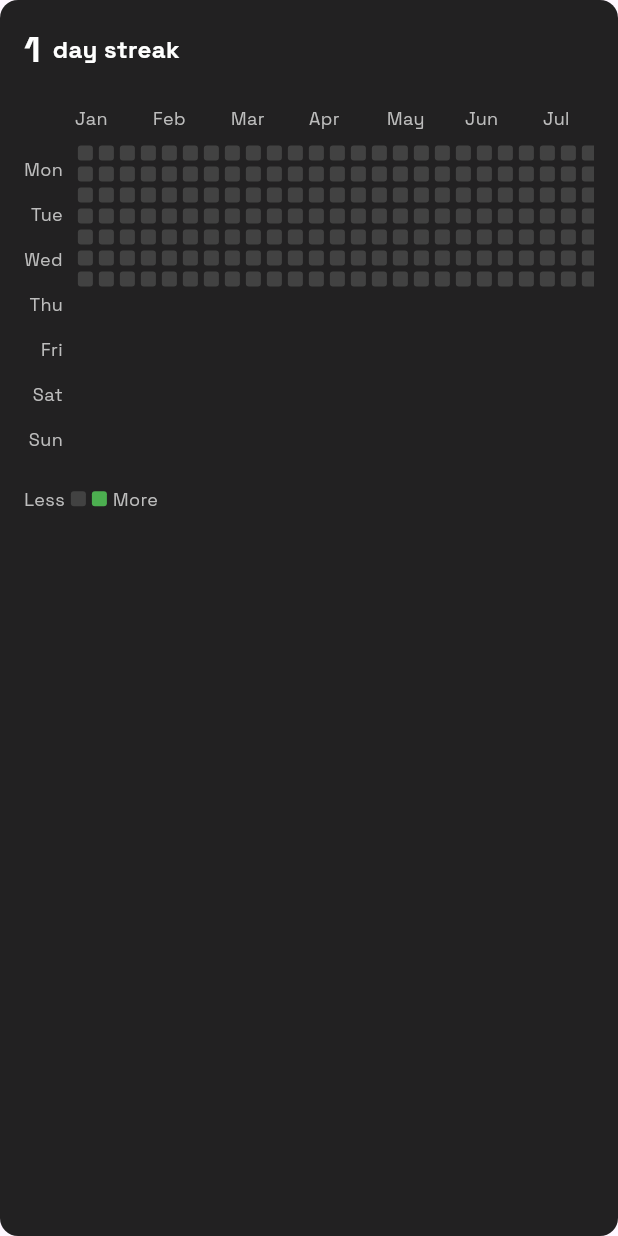
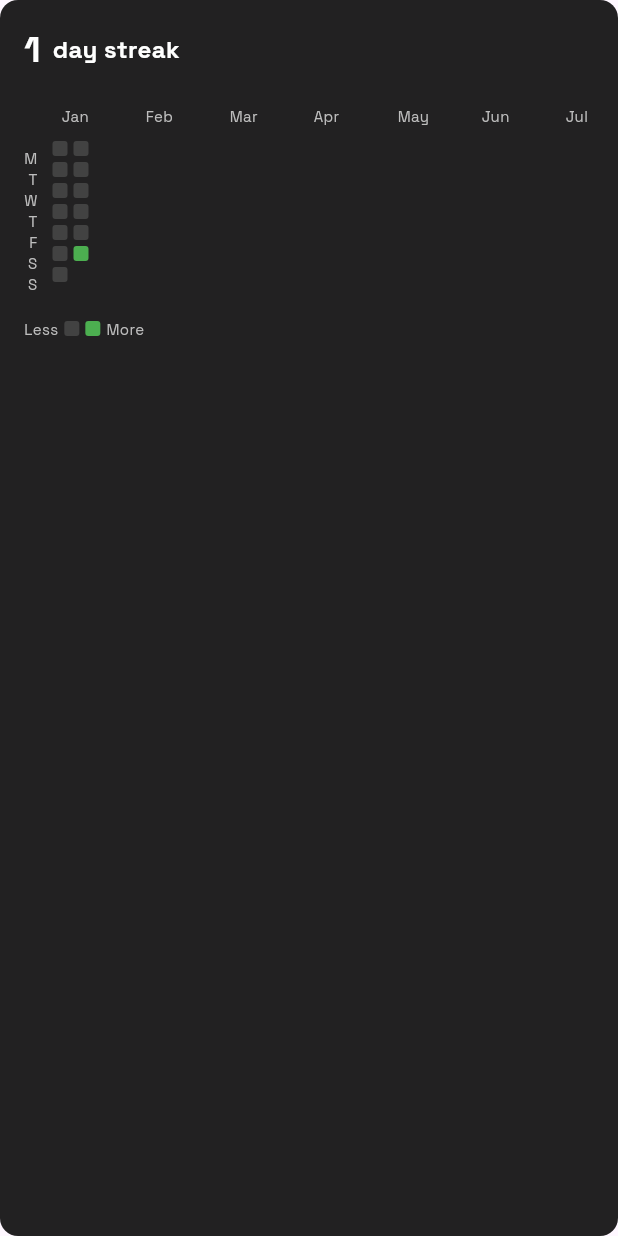
Before and after one commit to Dukeazeta/weatherkoko, a Flutter app: the StreakIndicator widget shown alone on an empty page, opened directly, on a phone screen of 412 x 824 dp. Run offline on Flutter 3.47's test engine with Material 3 defaults, Android fonts, the phone set to English and light mode, and no system bars; our stand-ins replace equatable, flutter_bloc, geolocator, google_fonts, lottie, package_info_plus and 1 more; accounts and stored records are empty.

Commit message:
modified:   lib/services/weather_service.dart 	modified:   lib/widgets/streak_indicator.dart

```diff
--- a/lib/widgets/streak_indicator.dart
+++ b/lib/widgets/streak_indicator.dart
@@ -12,17 +12,47 @@ class StreakIndicator extends StatefulWidget {
 class _StreakIndicatorState extends State<StreakIndicator> {
   late SharedPreferences prefs;
   final List<String> months = [
-    'Jan', 'Feb', 'Mar', 'Apr', 'May', 'Jun',
-    'Jul', 'Aug', 'Sep', 'Oct', 'Nov', 'Dec'
+    'Jan',
+    'Feb',
+    'Mar',
+    'Apr',
+    'May',
+    'Jun',
+    'Jul',
+    'Aug',
+    'Sep',
+    'Oct',
+    'Nov',
+    'Dec'
   ];
-  final List<String> weekDays = ['Mon', 'Tue', 'Wed', 'Thu', 'Fri', 'Sat', 'Sun'];
+  final List<String> weekDays = [
+    'Mon',
+    'Tue',
+    'Wed',
+    'Thu',
+    'Fri',
+    'Sat',
+    'Sun'
+  ];
   Map<String, bool> activityData = {};
   int currentStreak = 0;
+  late DateTime firstDay;
+  late int totalWeeks;
 
   @override
   void initState() {
     super.initState();
+    _calculateDateRange();
     _initializePrefs();
+  }
+
+  void _calculateDateRange() {
+    final now = DateTime.now();
+    // Start from the first day of the year
+    firstDay = DateTime(now.year, 1, 1);
+    // Calculate weeks needed to show the full year
+    int daysInYear = DateTime(now.year + 1, 1, 1).difference(firstDay).inDays;
+    totalWeeks = (daysInYear / 7).ceil();
   }
 
   Future<void> _initializePrefs() async {
@@ -34,8 +64,6 @@ class _StreakIndicatorState extends State<StreakIndicator> {
   Future<void> _recordDailyVisit() async {
     final now = DateTime.now();
     final today = DateFormat('yyyy-MM-dd').format(now);
-
-    // Record today's visit
     await prefs.setBool('visit_$today', true);
 
     // Calculate current streak
@@ -59,10 +87,12 @@ class _StreakIndicatorState extends State<StreakIndicator> {
 
   void _loadActivityData() {
     final now = DateTime.now();
+    final startOfYear = DateTime(now.year, 1, 1);
 
-    // Load last 365 days of activity
-    for (int i = 0; i < 365; i++) {
-      final date = now.subtract(Duration(days: i));
+    // Load activity data for the entire year
+    for (DateTime date = startOfYear;
+        date.isBefore(now.add(const Duration(days: 1)));
+        date = date.add(const Duration(days: 1))) {
       final dateStr = DateFormat('yyyy-MM-dd').format(date);
       final wasActive = prefs.getBool('visit_$dateStr') ?? false;
       activityData[dateStr] = wasActive;
@@ -119,14 +149,14 @@ class _StreakIndicatorState extends State<StreakIndicator> {
                   children: [
                     const SizedBox(height: 28), // Spacing for month row
                     ...weekDays.map((day) => Container(
-                      height: 30,
+                          height: 14,
                           padding: const EdgeInsets.only(right: 8),
                           alignment: Alignment.centerRight,
                           child: Text(
-                        day,
+                            day.substring(0, 1), // Show only first letter
                             style: TextStyle(
                               color: Colors.grey.shade400,
-                          fontSize: 12,
+                              fontSize: 10,
                             ),
                           ),
                         )),
@@ -139,14 +169,26 @@ class _StreakIndicatorState extends State<StreakIndicator> {
                     // Months row
                     Row(
                       children: List.generate(12, (monthIndex) {
+                        final monthStart =
+                            DateTime(firstDay.year, monthIndex + 1, 1);
+                        final weekOffset =
+                            monthStart.difference(firstDay).inDays ~/ 7;
+                        final width = monthIndex < 11
+                            ? DateTime(firstDay.year, monthIndex + 2, 1)
+                                    .difference(monthStart)
+                                    .inDays ~/
+                                7 *
+                                14
+                            : (totalWeeks - weekOffset) * 14;
+
                         return Container(
-                          width: 52,
-                          alignment: Alignment.centerLeft,
+                          width: width.toDouble(),
+                          padding: const EdgeInsets.only(left: 8),
                           child: Text(
                             months[monthIndex],
                             style: TextStyle(
                               color: Colors.grey.shade400,
-                              fontSize: 12,
+                              fontSize: 10,
                             ),
                           ),
                         );
@@ -155,27 +197,37 @@ class _StreakIndicatorState extends State<StreakIndicator> {
                     const SizedBox(height: 8),
                     // Activity squares
                     Row(
-                      children: List.generate(52, (weekIndex) {
+                      children: List.generate(totalWeeks, (weekIndex) {
                         return Column(
                           children: List.generate(7, (dayIndex) {
-                            final date = DateTime.now().subtract(
+                            final date = firstDay.add(
                               Duration(days: weekIndex * 7 + dayIndex),
                             );
-                            final dateStr = DateFormat('yyyy-MM-dd').format(date);
-                            return Padding(
-                              padding: const EdgeInsets.all(2),
-                              child: Container(
+                            // Don't show future dates
+                            if (date.isAfter(DateTime.now())) {
+                              return Container(
+                                margin: const EdgeInsets.all(2),
+                                child: const SizedBox(
                                   width: 10,
                                   height: 10,
+                                ),
+                              );
+                            }
+
+                            final dateStr =
+                                DateFormat('yyyy-MM-dd').format(date);
+                            return Container(
+                              width: 10,
+                              height: 10,
+                              margin: const EdgeInsets.all(2),
                               decoration: BoxDecoration(
                                 color: _getActivityColor(activityData[dateStr]),
                                 borderRadius: BorderRadius.circular(2),
                               ),
-                              ),
                             );
                           }),
                         );
-                      }).reversed.toList(), // Reverse to show recent activity on the right
+                      }),
                     ),
                   ],
                 ),
@@ -189,7 +241,7 @@ class _StreakIndicatorState extends State<StreakIndicator> {
                 'Less',
                 style: TextStyle(
                   color: Colors.grey.shade400,
-                  fontSize: 12,
+                  fontSize: 10,
                 ),
               ),
               const SizedBox(width: 4),
@@ -215,7 +267,7 @@ class _StreakIndicatorState extends State<StreakIndicator> {
                 'More',
                 style: TextStyle(
                   color: Colors.grey.shade400,
-                  fontSize: 12,
+                  fontSize: 10,
                 ),
               ),
             ],
```
Also changed, not shown: lib/services/weather_service.dart (+23 -10 lines). Lines whose indentation alone changed are shown as unchanged.
